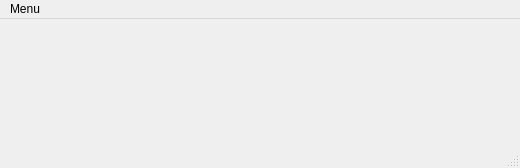
First picture: the form in 3_Solution/CabMan/CabManClient/main_window.ui, repository CabauaFlorin/Proiect-POO-MusicApp, before the edit.
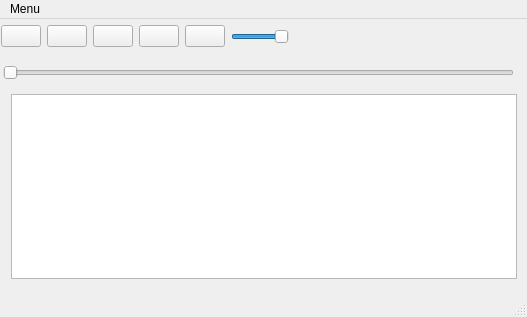
Second picture: the form after the edit. Icons and pictures are not drawn.

Diff of the .ui file:
```diff
--- a/3_Solution/CabMan/CabManClient/main_window.ui
+++ b/3_Solution/CabMan/CabManClient/main_window.ui
@@ -6,8 +6,8 @@
    <rect>
     <x>0</x>
     <y>0</y>
-    <width>520</width>
-    <height>168</height>
+    <width>527</width>
+    <height>317</height>
    </rect>
   </property>
   <property name="windowTitle">
@@ -17,14 +17,157 @@
    <iconset resource="cabmanclient.qrc">
     <normaloff>:/icons/icons/music.png</normaloff>:/icons/icons/music.png</iconset>
   </property>
-  <widget class="QWidget" name="centralwidget"/>
+  <widget class="QWidget" name="centralwidget">
+   <widget class="QLabel" name="label">
+    <property name="geometry">
+     <rect>
+      <x>-230</x>
+      <y>640</y>
+      <width>55</width>
+      <height>16</height>
+     </rect>
+    </property>
+    <property name="text">
+     <string>TextLabel</string>
+    </property>
+   </widget>
+   <widget class="QLabel" name="song_name">
+    <property name="geometry">
+     <rect>
+      <x>300</x>
+      <y>10</y>
+      <width>231</width>
+      <height>21</height>
+     </rect>
+    </property>
+    <property name="text">
+     <string> </string>
+    </property>
+   </widget>
+   <widget class="QListView" name="listView">
+    <property name="geometry">
+     <rect>
+      <x>11</x>
+      <y>75</y>
+      <width>506</width>
+      <height>185</height>
+     </rect>
+    </property>
+    <property name="editTriggers">
+     <set>QAbstractItemView::NoEditTriggers</set>
+    </property>
+   </widget>
+   <widget class="QSlider" name="progress_slider">
+    <property name="geometry">
+     <rect>
+      <x>3</x>
+      <y>43</y>
+      <width>511</width>
+      <height>22</height>
+     </rect>
+    </property>
+    <property name="orientation">
+     <enum>Qt::Horizontal</enum>
+    </property>
+   </widget>
+   <widget class="QWidget" name="layoutWidget">
+    <property name="geometry">
+     <rect>
+      <x>1</x>
+      <y>1</y>
+      <width>288</width>
+      <height>33</height>
+     </rect>
+    </property>
+    <layout class="QHBoxLayout" name="horizontalLayout_2">
+     <item>
+      <layout class="QHBoxLayout" name="horizontalLayout">
+       <item>
+        <widget class="QPushButton" name="previous_button">
+         <property name="text">
+          <string/>
+         </property>
+         <property name="icon">
+          <iconset resource="cabmanclient.qrc">
+           <normaloff>:/icons/icons/rewind.png</normaloff>:/icons/icons/rewind.png</iconset>
+         </property>
+        </widget>
+       </item>
+       <item>
+        <widget class="QPushButton" name="play_button">
+         <property name="text">
+          <string/>
+         </property>
+         <property name="icon">
+          <iconset resource="cabmanclient.qrc">
+           <normaloff>:/icons/icons/play.png</normaloff>:/icons/icons/play.png</iconset>
+         </property>
+        </widget>
+       </item>
+       <item>
+        <widget class="QPushButton" name="pause_button">
+         <property name="text">
+          <string/>
+         </property>
+         <property name="icon">
+          <iconset resource="cabmanclient.qrc">
+           <normaloff>:/icons/icons/pause.png</normaloff>:/icons/icons/pause.png</iconset>
+         </property>
+        </widget>
+       </item>
+       <item>
+        <widget class="QPushButton" name="next_button">
+         <property name="text">
+          <string/>
+         </property>
+         <property name="icon">
+          <iconset resource="cabmanclient.qrc">
+           <normaloff>:/icons/icons/forward.png</normaloff>:/icons/icons/forward.png</iconset>
+         </property>
+        </widget>
+       </item>
+      </layout>
+     </item>
+     <item>
+      <widget class="QPushButton" name="mute_button">
+       <property name="text">
+        <string/>
+       </property>
+       <property name="icon">
+        <iconset resource="cabmanclient.qrc">
+         <normaloff>:/icons/icons/volume.png</normaloff>:/icons/icons/volume.png</iconset>
+       </property>
+      </widget>
+     </item>
+     <item>
+      <widget class="QSlider" name="volume_slider">
+       <property name="maximum">
+        <number>100</number>
+       </property>
+       <property name="value">
+        <number>100</number>
+       </property>
+       <property name="orientation">
+        <enum>Qt::Horizontal</enum>
+       </property>
+       <property name="invertedAppearance">
+        <bool>false</bool>
+       </property>
+       <property name="invertedControls">
+        <bool>false</bool>
+       </property>
+      </widget>
+     </item>
+    </layout>
+   </widget>
+  </widget>
   <widget class="QMenuBar" name="menubar">
    <property name="geometry">
     <rect>
      <x>0</x>
      <y>0</y>
-     <width>520</width>
-     <height>22</height>
+     <width>527</width>
+     <height>26</height>
     </rect>
    </property>
    <widget class="QMenu" name="menuMenu">
```
Left out of the diff: 6 changed lines with no effect on the pictures.
